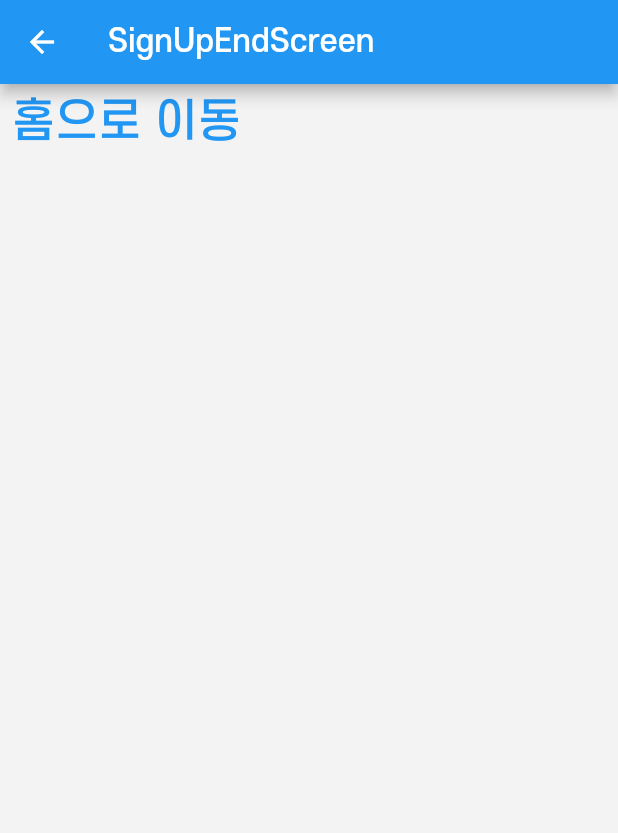
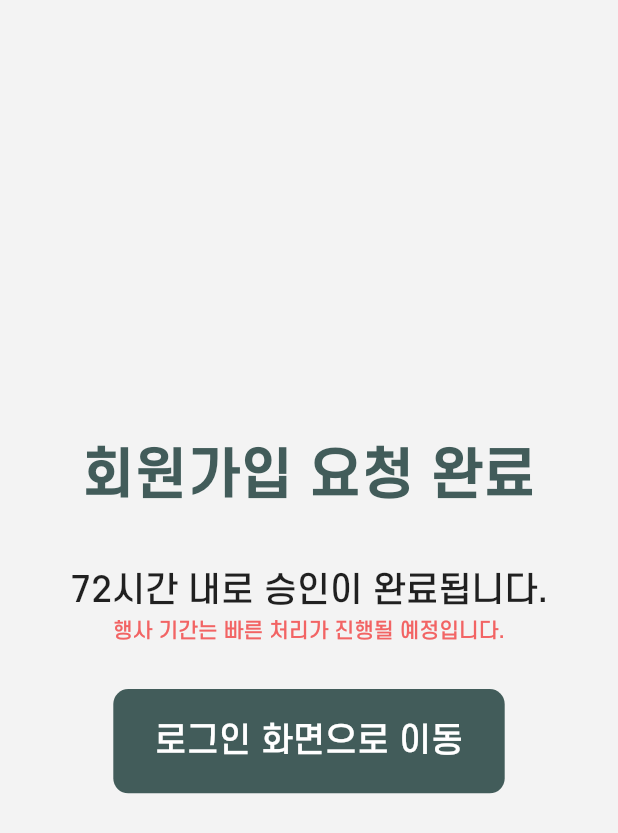
Before and after one commit to suee97/StartApp-Flutter, a Flutter app: the SignUpEndScreen screen opened directly, on a phone screen of 412 x 824 dp. Shown: the top 833 px of the screen. Run offline on Flutter 3.47's test engine with Material 2 defaults, Android fonts, the phone set to English and light mode, and no system bars; our stand-ins replace cached_network_image, dio, dots_indicator, dotted_line, flutter_dotenv, flutter_screenutil and 10 more; missing offline and left inert: app_settings, maps_toolkit, syncfusion_localizations; accounts and stored records are empty; project files that could hold a hidden picture were left out.

Commit message:
[FEAT] sign up

```diff
--- a/lib/screens/home/setting/app_info/dev_info_screen.dart
+++ b/lib/screens/home/setting/app_info/dev_info_screen.dart
@@ -1,4 +1,6 @@
 import 'package:flutter/material.dart';
+
+// 현재 버전, 관리자, 관리자이메일 등
 
 class DevInfoScreen extends StatelessWidget {
   const DevInfoScreen({Key? key}) : super(key: key);
--- a/lib/screens/login/sign_up/policy_agree_screen.dart
+++ b/lib/screens/login/sign_up/policy_agree_screen.dart
@@ -1,4 +1,6 @@
 import 'package:flutter/material.dart';
+import 'package:start_app/screens/login/sign_up/check_info_screen.dart';
+import 'package:start_app/widgets/test_button.dart';
 
 class PolicyAgreeScreen extends StatefulWidget {
   const PolicyAgreeScreen({Key? key}) : super(key: key);
@@ -11,7 +13,16 @@
   @override
   Widget build(BuildContext context) {
     return Scaffold(
-      body: Text("이용약관 페이지"),
+      appBar: AppBar(
+        title: Text("약관 동의 화면"),
+      ),
+      body: TestButton(
+        onPressed: () {
+          Navigator.push(context,
+              MaterialPageRoute(builder: (context) => CheckInfoScreen()));
+        },
+        title: "다음",
+      ),
     );
   }
 }
--- a/lib/screens/login/sign_up/pw_setting_screen.dart
+++ b/lib/screens/login/sign_up/pw_setting_screen.dart
@@ -88,14 +88,14 @@
                       width: 28.w,
                     ),
                     Text(
-                      "최소 8자. 영어 대소문자, 숫자, 특수문를 각 1개 이상 사용",
+                      "특수문자, 대소문자, 숫자 포함\n8자 이상 15자 이내로 입력해주세요.",
                       style: TextStyle(
                           fontSize: 12.sp, fontWeight: FontWeight.w300),
                     ),
                   ],
                 ),
                 SizedBox(
-                  height: 290.h,
+                  height: 276.h,
                   child: Column(
                     mainAxisAlignment: MainAxisAlignment.end,
                     children: [
@@ -188,7 +188,6 @@
                           String pw1 = appPwController_1.text;
                           String pw2 = appPwController_2.text;
 
-
                           /// 비어있는지 확인
                           if (pw1.isEmpty || pw2.isEmpty) {
                             Common.showSnackBar(
@@ -203,9 +202,13 @@
                             return;
                           }
 
-                          /// 정규표현식 매칭
-
-
+                          /// 유효성 검사 (특수문자, 대소문자, 숫자 포함 8자 이상 16자 이내)
+                          var validationResult = RegExp(r'^(?=.*[A-Za-z])(?=.*\d)(?=.*[$@$!%*#?~^<>,.&+=])[A-Za-z\d$@$!%*#?~^<>,.&+=]{8,16}$').hasMatch(pw1);
+                          if(!validationResult) {
+                            Common.showSnackBar(
+                                context, "비밀번호를 다음과 같이 맞춰주세요.\n특수문자, 대소문자, 숫자 포함 8자 이상 16자 이내");
+                            return;
+                          }
 
                           signUpNotifier.setAppPassword(pw1);
 
--- a/lib/screens/login/sign_up/sign_up_end_screen.dart
+++ b/lib/screens/login/sign_up/sign_up_end_screen.dart
@@ -1,9 +1,10 @@
 import 'package:flutter/cupertino.dart';
 import 'package:flutter/material.dart';
+import 'package:flutter_screenutil/flutter_screenutil.dart';
 import 'package:hexcolor/hexcolor.dart';
 import 'package:start_app/screens/home/home_screen.dart';
-
-import '../../../widgets/test_button.dart';
+import 'package:start_app/screens/login/login_screen.dart';
+import 'package:start_app/screens/login/login_widgets.dart';
 
 class SignUpEndScreen extends StatelessWidget {
   const SignUpEndScreen({Key? key}) : super(key: key);
@@ -11,17 +12,48 @@
   @override
   Widget build(BuildContext context) {
     return Scaffold(
-      appBar: AppBar(
-        title: Text("SignUpEndScreen"),
-      ),
-      body: TestButton(
-        title: "홈으로 이동",
-        onPressed: () {
-          Navigator.pushAndRemoveUntil(
-              context,
-              MaterialPageRoute(builder: (context) => HomeScreen()),
-              (route) => false);
-        },
+      body: Center(
+        child: Column(
+          mainAxisSize: MainAxisSize.min,
+          children: [
+            Text(
+              "회원가입 요청 완료",
+              style: TextStyle(
+                  fontSize: 32.sp,
+                  fontWeight: FontWeight.w600,
+                  color: HexColor("#425C5A")),
+            ),
+            SizedBox(
+              height: 32.h,
+            ),
+            Text(
+              "72시간 내로 승인이 완료됩니다.",
+              style: TextStyle(fontSize: 20.sp, fontWeight: FontWeight.w400),
+            ),
+            SizedBox(
+              height: 4.h,
+            ),
+            Text(
+              "행사 기간는 빠른 처리가 진행될 예정입니다.",
+              style: TextStyle(
+                  fontSize: 12.sp,
+                  fontWeight: FontWeight.w400,
+                  color: HexColor("#f26464")),
+            ),
+            SizedBox(
+              height: 24.h,
+            ),
+            LoginNavButton(
+                onPressed: () {
+                  Navigator.pushAndRemoveUntil(context,
+                      MaterialPageRoute(builder: (context) => LoginScreen()), (
+                          route) => false);
+                },
+                title: "로그인 화면으로 이동",
+                colorHex: "#425C5A",
+                width: 228.w)
+          ],
+        ),
       ),
       backgroundColor: HexColor("#f3f3f3"),
     );
--- a/lib/screens/splash/splash_screen.dart.dart
+++ b/lib/screens/splash/splash_screen.dart.dart
@@ -27,9 +27,9 @@
   Future<void> _initializing(NavigatorState navigator) async {
     /// start
     setState(() {
-      notifyText = "1초 후 로직이 시작됩니다.";
+      notifyText = "0.5초 후 로직이 시작됩니다.";
     });
-    await Future.delayed(const Duration(seconds: 1));
+    await Future.delayed(const Duration(milliseconds: 500));
 
     /// load env
     setState(() {
@@ -55,7 +55,7 @@
 
     /// 일반 로그인
     setState(() {
-      notifyText = "일반 로그인";
+      notifyText = "일반 로그인 정보 확인중입니다.";
     });
     await Future.delayed(const Duration(seconds: 1));
     if (!await Common.isAutoLogin() && !await Common.isAutoLogin()) {
@@ -91,7 +91,7 @@
         return;
       }
 
-      // access 토큰 유효 확인
+      // access 토큰 있을 때 -> 유효한지 확인
       Map<String, dynamic> resData10 = {};
       resData10["status"] = 400;
       try {
@@ -112,10 +112,11 @@
         navigator.pushAndRemoveUntil(
             MaterialPageRoute(builder: (context) => HomeScreen()),
             (route) => false);
+        /// TODO 정보 불러와서 pref 에 저장
         return;
       }
 
-      // 만료
+      /// 만료
       if (resData10["status"] == 401) {
         var REFRESH_TOKEN = await secureStorage.read(key: "REFRESH_TOKEN");
         if (REFRESH_TOKEN == null) {
```
Also changed, not shown: lib/screens/login/login_screen.dart (+6 -5 lines), lib/screens/login/sign_up/check_info_screen.dart (+7 -2 lines), lib/screens/login/sign_up/post_certificate_screen.dart (+101 -33 lines).
